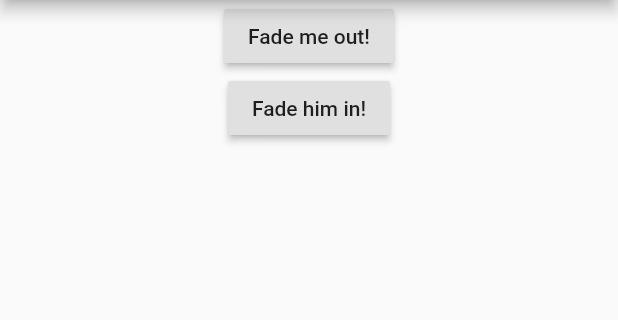
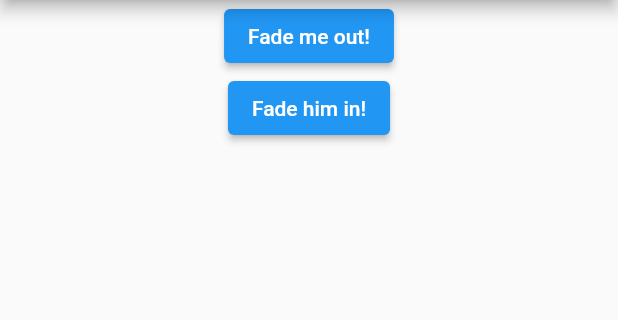
Before and after one commit to TNorbury/flutter-fader, a Flutter app: the screen it shows after launch, on a phone screen of 412 x 824 dp, the part 84-404 px from its top. Run offline on Flutter 3.47's test engine with Material 2 defaults, Android fonts, the phone set to English and light mode, and no system bars.

```diff
--- a/example/fader_with_buttons/lib/main.dart
+++ b/example/fader_with_buttons/lib/main.dart
@@ -24,14 +24,14 @@ class FaderWithButtons extends StatelessWidget {
               Fader(
                 controller: _faderController,
                 duration: const Duration(milliseconds: 500),
-                child: RaisedButton(
+                child: ElevatedButton(
                   onPressed: () {
                     _faderController.fadeOut();
                   },
                   child: Text("Fade me out!"),
                 ),
               ),
-              RaisedButton(
+              ElevatedButton(
                 onPressed: () {
                   _faderController.fadeIn();
                 },
--- a/lib/flutter_fader.dart
+++ b/lib/flutter_fader.dart
@@ -19,7 +19,7 @@ class Fader extends StatefulWidget {
   /// the child widget in and out
   ///
   /// [Curve] [curve] The curve for the animation (Optional, default is linear)
-  Fader({
+  const Fader({
     Key? key,
     required Widget child,
     required Duration duration,
@@ -75,7 +75,7 @@ class _FaderState extends State<Fader> {
     if (widget._controller.currentFadeState == FadeState.FadeIn &&
         _visible &&
         _opacity == 0.0) {
-      WidgetsBinding.instance?.addPostFrameCallback(_fadeInCallback);
+      WidgetsBinding.instance.addPostFrameCallback(_fadeInCallback);
     }
 
     return Visibility(
--- a/pubspec.yaml
+++ b/pubspec.yaml
@@ -1,6 +1,6 @@
 name: flutter_fader
 description: A flutter widget that allows you to fade a child widget in and out. When faded out the child widget is removed from the tree (it can't be interacted with)
-version: 2.0.0
+version: 2.0.1
 repository: https://github.com/TNorbury/flutter-fader
 homepage: https://github.com/TNorbury/flutter-fader
 issue_tracker: https://github.com/TNorbury/flutter-fader/issues
@@ -13,7 +13,7 @@ dependencies:
         sdk: flutter
 
 dev_dependencies:
-    effective_dart: ^1.3.0
+    flutter_lints: ^2.0.1
     flutter_test:
         sdk: flutter
 
```
Also changed, not shown: analysis_options.yaml (+8 -1 lines), pubspec.lock, 2 other files.
